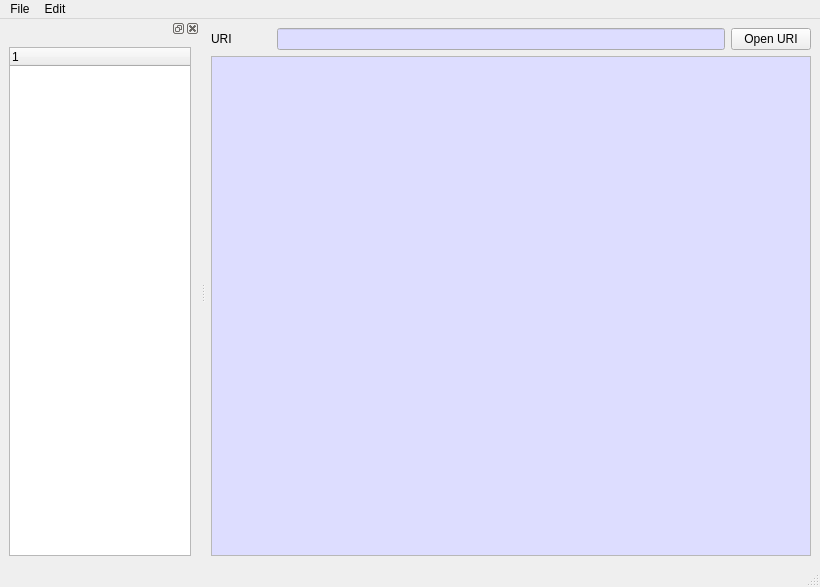
Old version of the form BerEditor/content_main.ui in the repository jykim74/BerEditor.
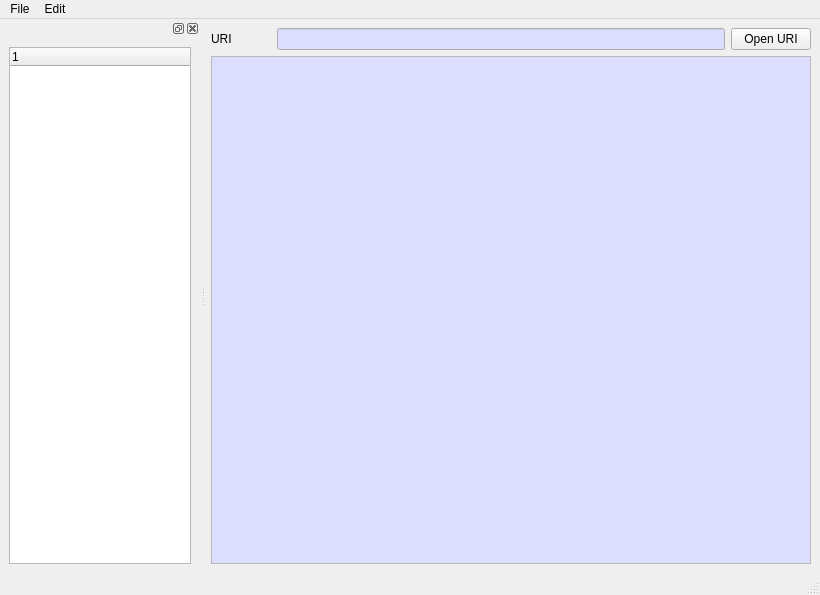
New version of the form.

```diff
--- a/BerEditor/content_main.ui
+++ b/BerEditor/content_main.ui
@@ -7,7 +7,7 @@
     <x>0</x>
     <y>0</y>
     <width>817</width>
-    <height>574</height>
+    <height>595</height>
    </rect>
   </property>
   <property name="windowTitle">
```
Left out of the diff: 7 changed lines with no effect on the pictures.
